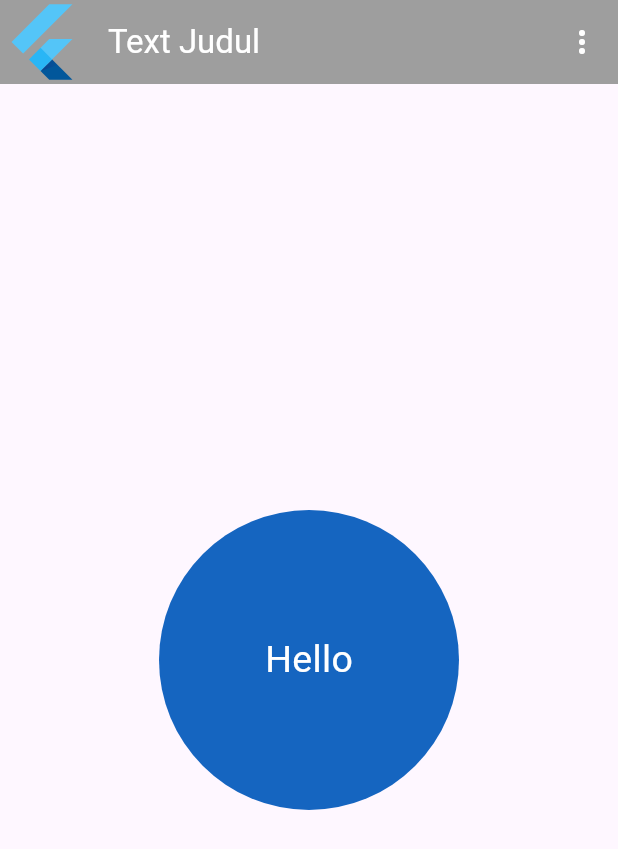
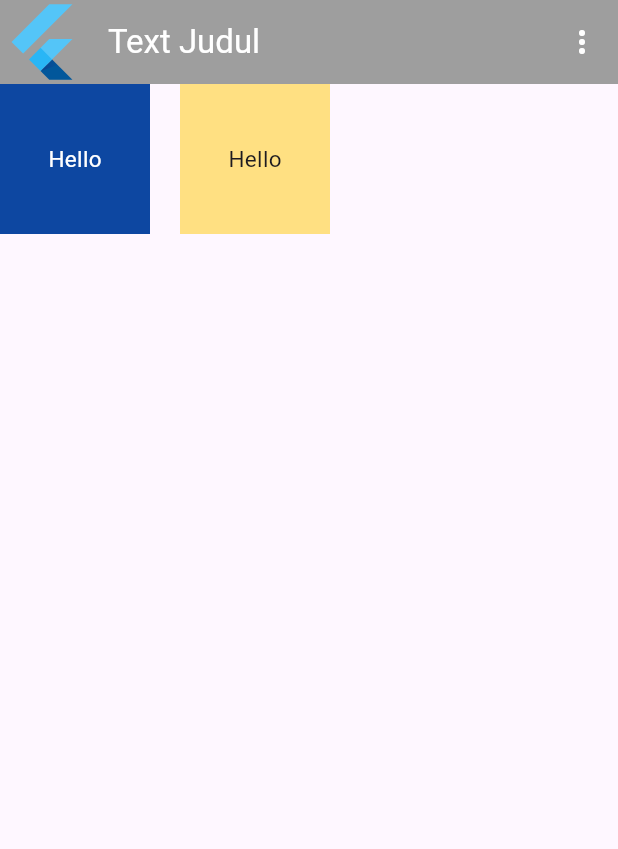
Before and after one commit to maulitayasmin/mobile, a Flutter app: the screen it shows after launch, on a phone screen of 412 x 824 dp. Shown: the top 849 px of the screen. Run offline on Flutter 3.47's test engine with Material 3 defaults, Android fonts, the phone set to English and light mode, and no system bars.

Commit message:
latihan7 done

```diff
--- /dev/null
+++ b/lib/latihan/latihan_7.dart
@@ -0,0 +1,65 @@
+import 'dart:math';
+
+import 'package:flutter/material.dart';
+
+class Latihan7 extends StatelessWidget {
+  const Latihan7({
+    super.key,
+  });
+
+  @override
+  Widget build(BuildContext context) {
+    return Scaffold(
+        appBar: AppBar(
+          leading: FlutterLogo(
+            //leading pojok kiri
+            size: 10.0,
+          ),
+          title: Text('Text Judul'),
+          foregroundColor: Colors.white,
+          backgroundColor: Colors.grey,
+          actions: [
+            //pojok kanan
+            IconButton(
+                onPressed: () {
+                  print('Klik More');
+                },
+                icon: Icon(Icons.more_vert))
+          ],
+        ),
+        body: Row(
+          children: [
+            Container(
+              margin: EdgeInsets.only(right: 20), //bisa dengan cara ini juga
+              width: 100,
+              height: 100,
+              color: Colors.blue[900],
+              child: Center(
+                child: Text(
+                  'Hello',
+                  style: TextStyle(
+                    color: Colors.white,
+                    fontSize: 15,
+                  ),
+                ),
+              ),
+            ),
+            // SizedBox(width: 20), //mengatur jarak antar kotak bersebelahan
+            Container(
+              width: 100,
+              height: 100,
+              color: Colors.amber[200],
+              child: Center(
+                child: Text(
+                  'Hello',
+                  style: TextStyle(
+                    // color: Colors.white,
+                    fontSize: 15,
+                  ),
+                ),
+              ),
+            ),
+          ],
+        ));
+  }
+}
--- a/lib/main.dart
+++ b/lib/main.dart
@@ -7,6 +7,7 @@ import './latihan/latihan_3.dart';
 import './latihan/latihan_4.dart';
 import './latihan/latihan_5.dart';
 import './latihan/latihan_6.dart';
+import './latihan/latihan_7.dart';
 
 void main() {
   runApp(LitaApp());
@@ -17,6 +18,6 @@ class LitaApp extends StatelessWidget {
 
   @override
   Widget build(BuildContext context) {
-    return MaterialApp(debugShowCheckedModeBanner: false, home: Latihan6());
+    return MaterialApp(debugShowCheckedModeBanner: false, home: Latihan7());
   }
 }
```
